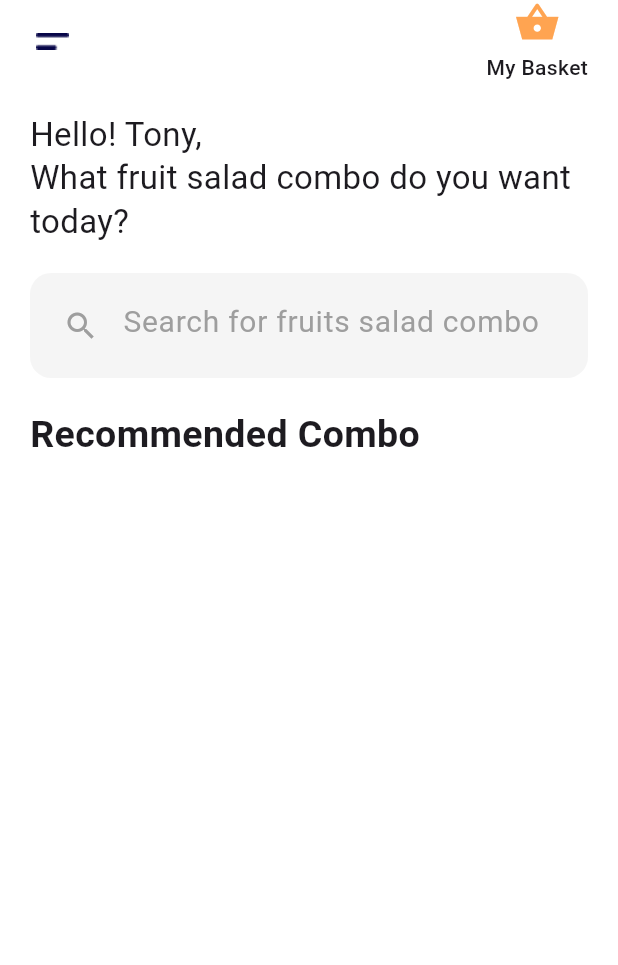
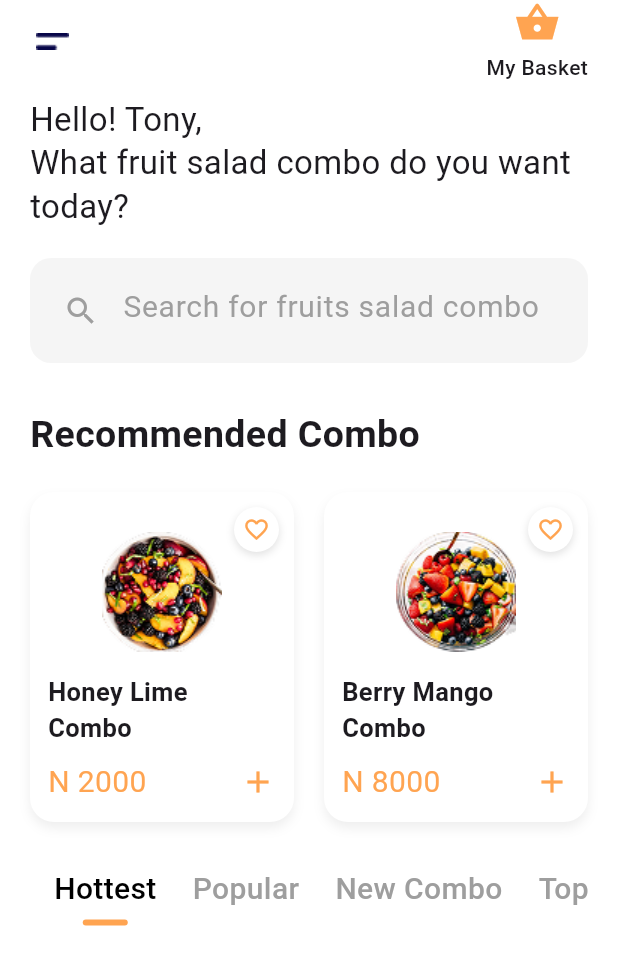
Before and after one commit to iamfarazbaloch/ecom_app, a Flutter app: the HomePage screen opened directly, on a phone screen of 412 x 824 dp. Shown: the top 965 px of the screen. Run offline on Flutter 3.47's test engine with Material 3 defaults, Android fonts, the phone set to English and light mode, and no system bars; our stand-ins replace gap, google_fonts; Roboto replaces fonts that are missing (Gafata).

Commit message:
category list

```diff
--- a/lib/pages/authentication_page.dart
+++ b/lib/pages/authentication_page.dart
@@ -54,9 +54,7 @@ class AuthenticationPage extends StatelessWidget {
                       onTap: () {
                         Navigator.pushReplacement(
                           context,
-                          MaterialPageRoute(
-                            builder: (context) => const HomePage(),
-                          ),
+                          MaterialPageRoute(builder: (context) => HomePage()),
                         );
                       },
                     ),
--- a/lib/pages/home_page.dart
+++ b/lib/pages/home_page.dart
@@ -1,8 +1,10 @@
 import 'package:ecom_app/constant/colors.dart';
 import 'package:ecom_app/constant/images.dart';
+import 'package:ecom_app/model/recommended_model.dart';
 import 'package:ecom_app/widgets/my_search_field.dart';
 import 'package:flutter/material.dart';
 import 'package:gap/gap.dart';
+import '../widgets/recommended_tiles.dart';
 
 class HomePage extends StatefulWidget {
   const HomePage({super.key});
@@ -12,13 +14,16 @@ class HomePage extends StatefulWidget {
 }
 
 class _HomePageState extends State<HomePage> {
+  final List<String> categoryList = ['Hottest', 'Popular', 'New Combo', 'Top'];
   final controller = TextEditingController();
+
+  int selectedIndex = 0;
 
   @override
   Widget build(BuildContext context) {
     return Scaffold(
       body: SafeArea(
-        child: Padding(
+        child: SingleChildScrollView(
           padding: const EdgeInsets.symmetric(horizontal: 20),
           child: Column(
             crossAxisAlignment: CrossAxisAlignment.start,
@@ -46,7 +51,7 @@ class _HomePageState extends State<HomePage> {
                   ),
                 ],
               ),
-              const Gap(20),
+              const Gap(10),
               const Text(
                 'Hello! Tony,\nWhat fruit salad combo do you want today?',
                 style: TextStyle(
@@ -61,11 +66,77 @@ class _HomePageState extends State<HomePage> {
                 icon: Icons.search,
                 text: 'Search for fruits salad combo',
               ),
-              const Gap(20),
+              const Gap(30),
               const Text(
                 'Recommended Combo',
                 style: TextStyle(fontSize: 25, fontWeight: FontWeight.bold),
               ),
+              const Gap(20),
+              GridView.builder(
+                itemCount: recommendedList.length,
+                shrinkWrap: true,
+                physics: const NeverScrollableScrollPhysics(),
+                gridDelegate: const SliverGridDelegateWithFixedCrossAxisCount(
+                  crossAxisCount: 2,
+                  mainAxisSpacing: 20,
+                  crossAxisSpacing: 20,
+                  childAspectRatio: 0.8,
+                ),
+                itemBuilder: (context, index) {
+                  return RecommendedTile(item: recommendedList[index]);
+                },
+              ),
+              const Gap(30),
+              Padding(
+                padding: const EdgeInsets.only(left: 16.0),
+                child: SizedBox(
+                  height: 50,
+                  child: ListView.builder(
+                    scrollDirection: Axis.horizontal,
+                    itemCount: categoryList.length,
+                    itemBuilder: (context, index) {
+                      final isSelected = index == selectedIndex;
+                      return GestureDetector(
+                        onTap: () {
+                          setState(() {
+                            selectedIndex = index;
+                          });
+                        },
+                        child: Padding(
+                          padding: const EdgeInsets.only(right: 24),
+                          child: Column(
+                            mainAxisSize: MainAxisSize.min,
+                            children: [
+                              Text(
+                                categoryList[index],
+                                style: TextStyle(
+                                  fontSize: 20,
+                                  fontWeight: FontWeight.w500,
+                                  color:
+                                      isSelected ? Colors.black : Colors.grey,
+                                ),
+                              ),
+                              const SizedBox(height: 6),
+                              Container(
+                                height: 4,
+                                width: 30,
+                                decoration: BoxDecoration(
+                                  color:
+                                      isSelected
+                                          ? orangeColor
+                                          : Colors.transparent,
+                                  borderRadius: BorderRadius.circular(2),
+                                ),
+                              ),
+                            ],
+                          ),
+                        ),
+                      );
+                    },
+                  ),
+                ),
+              ),
+              const Gap(30),
             ],
           ),
         ),
--- /dev/null
+++ b/lib/widgets/recommended_tiles.dart
@@ -0,0 +1,83 @@
+import 'package:ecom_app/constant/colors.dart';
+import 'package:flutter/material.dart';
+import 'package:gap/gap.dart';
+import '../model/recommended_model.dart';
+
+class RecommendedTile extends StatelessWidget {
+  final RecommendedModel item;
+  const RecommendedTile({super.key, required this.item});
+
+  @override
+  Widget build(BuildContext context) {
+    return Stack(
+      children: [
+        Container(
+          padding: const EdgeInsets.all(12),
+          decoration: BoxDecoration(
+            color: Colors.white,
+            borderRadius: BorderRadius.circular(16),
+            boxShadow: [
+              BoxShadow(
+                blurRadius: 6,
+                color: Colors.grey.shade200,
+                offset: const Offset(0, 4),
+              ),
+            ],
+          ),
+          child: Column(
+            crossAxisAlignment: CrossAxisAlignment.start,
+            children: [
+              Expanded(
+                child: Center(
+                  child: Image.asset(item.image!, fit: BoxFit.contain),
+                ),
+              ),
+              Text(
+                item.title!,
+                style: const TextStyle(
+                  fontWeight: FontWeight.bold,
+                  fontSize: 17,
+                ),
+              ),
+              const Gap(10),
+              Row(
+                mainAxisAlignment: MainAxisAlignment.spaceBetween,
+                children: [
+                  Text(
+                    item.price!,
+                    style: const TextStyle(color: orangeColor, fontSize: 20),
+                  ),
+                  const Icon(Icons.add, color: orangeColor),
+                ],
+              ),
+            ],
+          ),
+        ),
+        // Favorite icon
+        Positioned(
+          top: 10,
+          right: 10,
+          child: Container(
+            padding: const EdgeInsets.all(6),
+            decoration: BoxDecoration(
+              color: Colors.white,
+              shape: BoxShape.circle,
+              boxShadow: [
+                BoxShadow(
+                  blurRadius: 4,
+                  color: Colors.grey.shade300,
+                  offset: const Offset(0, 2),
+                ),
+              ],
+            ),
+            child: const Icon(
+              Icons.favorite_border,
+              size: 18,
+              color: orangeColor,
+            ),
+          ),
+        ),
+      ],
+    );
+  }
+}
```
